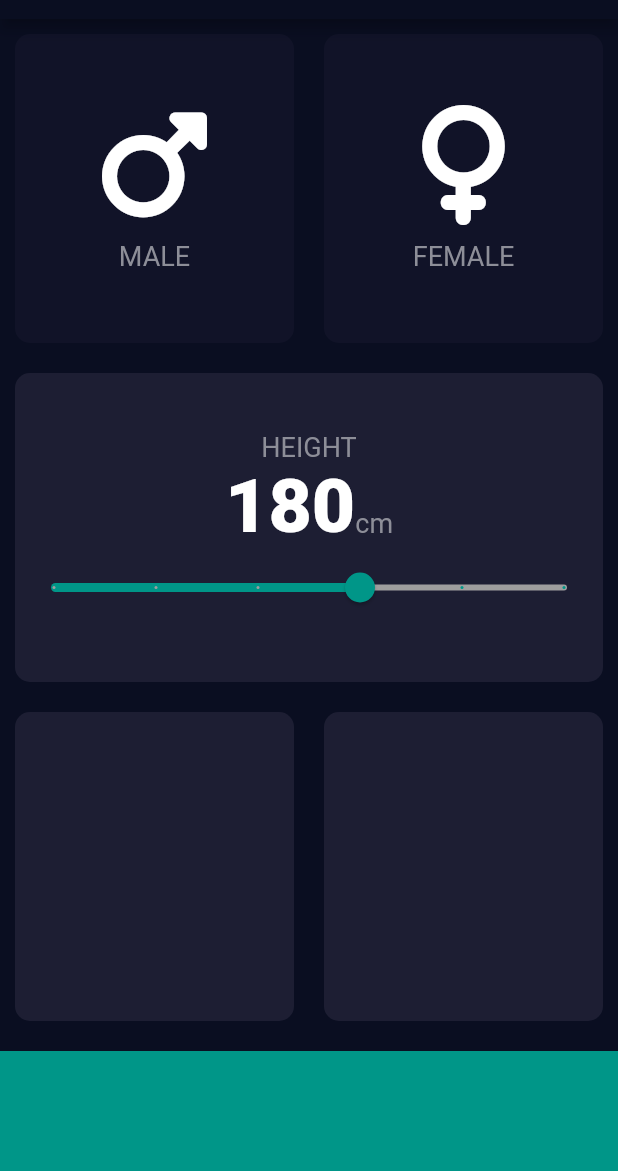
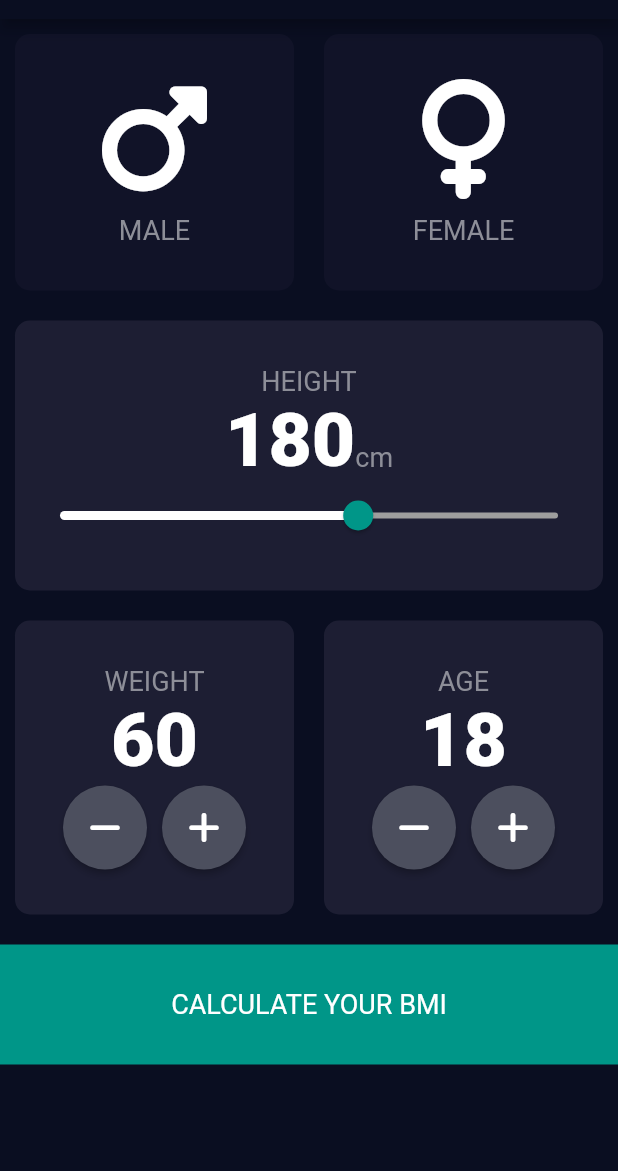
Before and after one commit to sussananukem/bmi_calculator, a Flutter app: the screen it shows after launch, on a phone screen of 412 x 824 dp, the part 65-1236 px from its top. Run offline on Flutter 3.47's test engine with Material 2 defaults, Android fonts, the phone set to English and light mode, and no system bars; our stand-ins replace device_preview, font_awesome_flutter.

Commit message:
Home Page completed introduced singlechild scrollview

```diff
--- a/lib/components/reusable_card.dart
+++ b/lib/components/reusable_card.dart
@@ -3,10 +3,11 @@ import 'package:flutter/material.dart';
 class ReusableCard extends StatelessWidget {
   const ReusableCard(
       {super.key, required this.myColor, required this.cardChild, required this
-          .onPress});
+          .onPress, this.myPadding});
 
   final Color myColor;
   final Widget cardChild;
+  final EdgeInsetsGeometry? myPadding;
   final void Function()? onPress; //or Voidcallback
 
   @override
@@ -16,6 +17,7 @@ class ReusableCard extends StatelessWidget {
       child: Padding(
         padding: const EdgeInsets.all(10.0),
         child: Container(
+          padding: myPadding,
           decoration: BoxDecoration(
             color: myColor,
             borderRadius: BorderRadius.circular(10),
--- /dev/null
+++ b/lib/components/round_icon_btn.dart
@@ -0,0 +1,25 @@
+
+import 'package:bmi_calculator/constants.dart';
+import 'package:flutter/material.dart';
+
+class RoundIconButton extends StatelessWidget {
+  const RoundIconButton({super.key, required this.icon, required this.whenPressed});
+  final IconData icon;
+  final void Function()? whenPressed;
+
+  @override
+  Widget build(BuildContext context) {
+
+    return RawMaterialButton(
+      onPressed: whenPressed,
+      shape: const CircleBorder(),
+      fillColor: kWeightButtonColor,
+      constraints: const BoxConstraints.tightFor(
+        //Apply media query here using ternary operators
+        width: 56.0,
+        height: 56.0,
+      ),
+      child: Icon(icon),
+    );
+  }
+}
--- /dev/null
+++ b/lib/components/select_age.dart
@@ -0,0 +1,57 @@
+import 'package:bmi_calculator/components/round_icon_btn.dart';
+import 'package:bmi_calculator/constants.dart';
+import 'package:flutter/material.dart';
+import 'package:font_awesome_flutter/font_awesome_flutter.dart';
+
+int age = 18;
+class SelectAge extends StatefulWidget {
+  const SelectAge({Key? key}) : super(key: key);
+
+  @override
+  State<SelectAge> createState() => _SelectAgeState();
+}
+
+class _SelectAgeState extends State<SelectAge> {
+  @override
+  Widget build(BuildContext context) {
+    return Column(
+      mainAxisAlignment: MainAxisAlignment.center,
+      children: [
+        //label text
+        const Center(
+         child: Text(
+           kAgeCardLabel,
+           style: kLabelStyle,
+         ),
+          ),
+
+        //age figure in number
+        Center(
+          child: Text(
+            age.toString(),
+            style: kNumberStyle,
+          ),
+        ),
+
+        //minus and add buttons
+        Row(
+          mainAxisAlignment: MainAxisAlignment.center,
+          children: [
+            RoundIconButton(icon: FontAwesomeIcons.minus, whenPressed:
+            () {
+              setState(() {
+                age--;
+              });
+            },),
+            const SizedBox(width: 10,),
+            RoundIconButton(icon: FontAwesomeIcons.plus, whenPressed: (){
+              setState(() {
+                age++;
+              });
+            },),
+          ],
+        )
+      ],
+    );
+  }
+}
--- a/lib/components/select_height.dart
+++ b/lib/components/select_height.dart
@@ -15,11 +15,14 @@ class _SelectHeightState extends State<SelectHeight> {
   Widget build(BuildContext context) {
     return Column(
       mainAxisAlignment: MainAxisAlignment.center,
+      crossAxisAlignment: CrossAxisAlignment.center,
       children: [
         //A text that says HEIGHT
-        const Text(
+        const Center(
+          child: Text(
             kHeightCardLabel,
             style: kLabelStyle,
+          ),
         ),
         //A row that contains two children, Height VALUE and METRIC
         Row(
@@ -34,19 +37,35 @@ class _SelectHeightState extends State<SelectHeight> {
           ],
         ),
         //Slider having min, max, active color, inactive color and value
-        Slider(
+        //ToDo: Customize Slider using SliderTheme
+        Padding(
+          padding: const EdgeInsets.symmetric(horizontal: 10.0),
+          child: SliderTheme(
+            data: SliderTheme.of(context).copyWith(
+              activeTrackColor: Colors.white,
+              inactiveTrackColor: Colors.grey,
+              thumbColor: Colors.teal,
+              thumbShape: const RoundSliderThumbShape(enabledThumbRadius:
+              10.0),
+              //Can add overlay shape and color. But mine works perfectly
+              overlayShape: const RoundSliderOverlayShape(overlayRadius:
+              20),
+              activeTickMarkColor: Colors.teal,
+              inactiveTickMarkColor: Colors.grey.shade900,
+             ),
+            child: Slider(
               value: height.toDouble(),
               min: 120.0,
               max: 220.0,
-          divisions: 5,
-          activeColor: Colors.teal,
-          inactiveColor: Colors.grey,
+              divisions: 100,
               onChanged: (double value) {
                 setState(() {
                   height = value.round();
                 });
               },
             ),
+          ),
+        ),
       ],
     );
   }
--- /dev/null
+++ b/lib/components/select_weight.dart
@@ -0,0 +1,57 @@
+import 'package:bmi_calculator/components/round_icon_btn.dart';
+import 'package:bmi_calculator/constants.dart';
+import 'package:flutter/material.dart';
+import 'package:font_awesome_flutter/font_awesome_flutter.dart';
+
+int weight = 60;
+
+class SelectWeight extends StatefulWidget {
+  const SelectWeight({Key? key}) : super(key: key);
+
+  @override
+  State<SelectWeight> createState() => _SelectWeightState();
+}
+
+class _SelectWeightState extends State<SelectWeight> {
+  @override
+  Widget build(BuildContext context) {
+    return Column(
+      mainAxisAlignment: MainAxisAlignment.center,
+      children: [
+        //Text for label text WEIGHT
+        const Text(
+          kWeightCardLabel,
+          style: kLabelStyle,
+        ),
+        //Weight figure starting from 60
+        Text(
+          weight.toString(),
+          style: kNumberStyle,
+        ),
+        Row(
+          mainAxisAlignment: MainAxisAlignment.center,
+          children: [
+            RoundIconButton(
+              icon: FontAwesomeIcons.minus,
+              whenPressed: (){
+                setState(() {
+                  weight--;
+                });
+              },
+            ),
+            const SizedBox(width: 10,),
+            RoundIconButton(
+              icon: FontAwesomeIcons.plus,
+              whenPressed: (){
+                setState(() {
+                  weight++;
+                });
+              },
+            ),
+          ],
+        ),
+        //Two buttons, minus and plus for increasing and decreasing
+      ],
+    );
+  }
+}
--- a/lib/constants.dart
+++ b/lib/constants.dart
@@ -9,6 +9,10 @@ const kNumberStyle = TextStyle(
     color: Colors.white,
   fontWeight: FontWeight.w900,
 );
+const kCalcButtonTextStyle = TextStyle(
+    fontSize: 18.0,
+    color: Colors.white,
+);
 
 //PROPERTIES
 const kBottomButtonHeight = 80.0;
@@ -17,6 +21,15 @@ const kInactiveCardColor = Color(0xFF111328);
 const kBottomButtonColor = Colors.teal;
 
 //SELECT HEIGHT
-
 const String kHeightCardLabel = 'HEIGHT';
 const String kMetric = 'cm';
+
+//SELECT WEIGHT
+const String kWeightCardLabel = 'WEIGHT';
+const Color kWeightButtonColor = Color(0xFF4C4F5E);
+
+//SELECT AGE
+const String kAgeCardLabel = 'AGE';
+
+//CALCULATE BMI
+const String kCalcButtonText = 'CALCULATE YOUR BMI';
--- a/lib/main.dart
+++ b/lib/main.dart
@@ -18,6 +18,7 @@ class MyApp extends StatelessWidget {
   @override
   Widget build(BuildContext context) {
     return MaterialApp(
+      debugShowCheckedModeBanner: false,
       useInheritedMediaQuery: true,
       locale: DevicePreview.locale(context),
       builder: DevicePreview.appBuilder,
--- a/lib/pages/home.dart
+++ b/lib/pages/home.dart
@@ -4,7 +4,9 @@ import '../components/reusable_card.dart';
 import '../components/first_row_content.dart';
 import 'package:bmi_calculator/constants.dart';
 
+import '../components/select_age.dart';
 import '../components/select_height.dart';
+import '../components/select_weight.dart';
 
 //ENUM: Always need to be outside of classes
 //Just like a bool but with more than one option
@@ -32,17 +34,18 @@ class _MyHomePageState extends State<MyHomePage> {
       appBar: AppBar(
         title: const Center(child: Text('BMI CALCULATOR')),
       ),
-      body: Column(
+      body: SingleChildScrollView(
+        child: Column(
           crossAxisAlignment: CrossAxisAlignment.stretch,
           children: [
             //FIRST
-          Expanded(
-            //FIRST ROW
-            child: Row(
+            Row(
+              mainAxisAlignment: MainAxisAlignment.center,
               children: [
                 //MALE
                 Expanded(
                   child: ReusableCard(
+                    myPadding: const EdgeInsets.symmetric(vertical: 30),
                     onPress: (){
                       setState(() {
                         selectedGender = Gender.male;
@@ -60,6 +63,7 @@ class _MyHomePageState extends State<MyHomePage> {
                 //FEMALE
                 Expanded(
                   child: ReusableCard(
+                    myPadding: const EdgeInsets.symmetric(vertical: 30),
                     onPress: (){
                       setState(() {
                         selectedGender = Gender.female;
@@ -76,37 +80,37 @@ class _MyHomePageState extends State<MyHomePage> {
                 ),
               ],
             ),
-          ),
             //SECOND ROW
             //HEIGHT SECTION
-          Expanded(
-            child: ReusableCard(
+            ReusableCard(
+              myPadding: const EdgeInsets.symmetric(vertical: 30),
               onPress: (){},
               myColor: kActiveCardColor,
               cardChild: const SelectHeight(),
             ),
-          ),
             //THIRD ROW
-          Expanded(
-            //Second Row
-            child: Row(
+            Row(
+              mainAxisAlignment: MainAxisAlignment.center,
               children: [
+                //WEIGHT SELECTION
                 Expanded(
                   child: ReusableCard(
+                    myPadding: const EdgeInsets.symmetric(vertical: 30),
                     onPress: (){},
                     myColor: kActiveCardColor,
-                    cardChild: Column(),
+                    cardChild: const SelectWeight(),
                   ),
                 ),
+                //AGE SELECTION
                 Expanded(
                   child: ReusableCard(
+                    myPadding: const EdgeInsets.symmetric(vertical: 30),
                     onPress: (){},
                     myColor: kActiveCardColor,
-                    cardChild: Column(),
+                    cardChild: const SelectAge(),
                   ),
                 ),
               ],
-            ),
             ),
             //BUTTON
             Padding(
@@ -115,10 +119,17 @@ class _MyHomePageState extends State<MyHomePage> {
                 width: double.infinity,
                 height: kBottomButtonHeight,
                 color: kBottomButtonColor,
+                child: const Center(
+                  child: Text(
+                    kCalcButtonText,
+                    style: kCalcButtonTextStyle,
+                  ),
+                ),
               ),
             )
           ],
         ),
+      ),
     );
   }
 }
```
Lines whose indentation alone changed are shown as unchanged.
